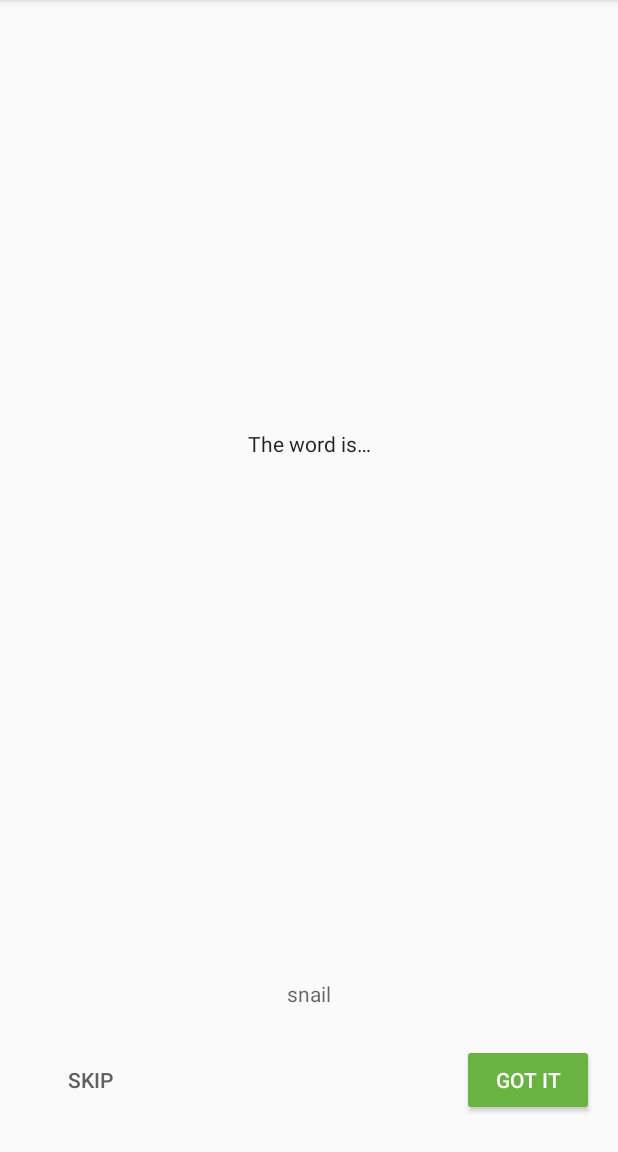
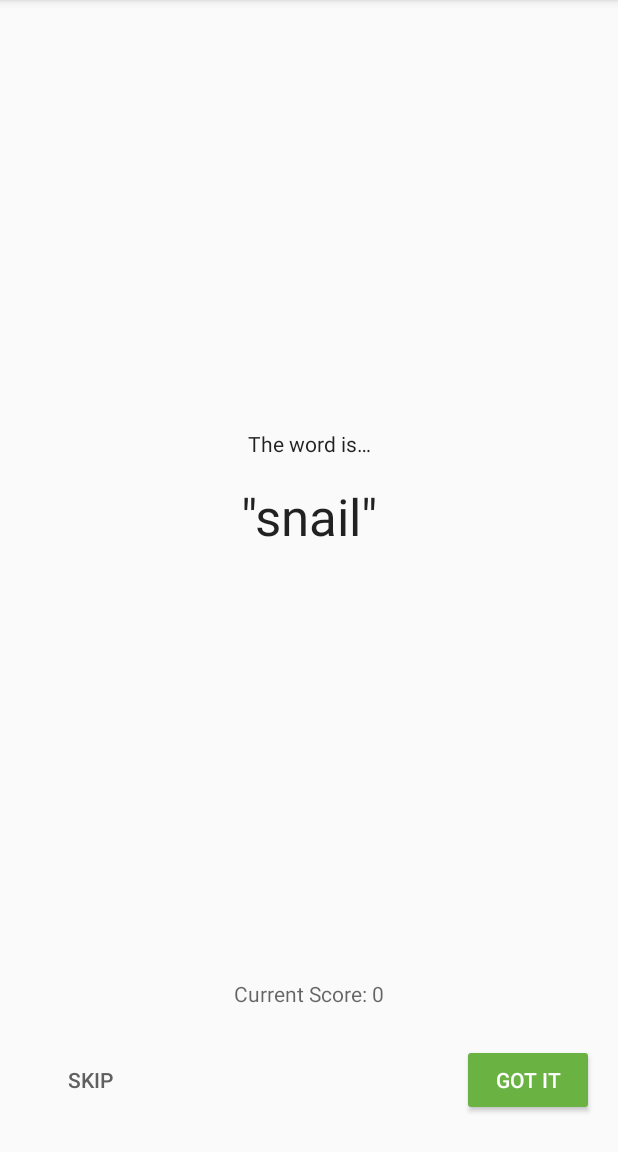
Before and after one commit to tanmaymadaan/GuessIt, an Android app: the GameFragment screen opened through its navigation route, on a phone screen of 412 x 824 dp, the part 84-1236 px from its top. Run offline under Robolectric (Android 15) with nearby library versions, the phone set to English and light mode, and no system bars; our stand-ins replace data binding.

```diff
--- a/app/src/main/java/com/example/android/guesstheword/screens/game/GameFragment.kt
+++ b/app/src/main/java/com/example/android/guesstheword/screens/game/GameFragment.kt
@@ -53,13 +53,7 @@ class GameFragment : Fragment() {
 
         binding.gameViewModel = viewModel
 
-        viewModel.score.observe(viewLifecycleOwner, Observer { newScore ->
-            binding.scoreText.text = newScore.toString()
-        })
-
-        viewModel.word.observe(viewLifecycleOwner, Observer { newWord ->
-            binding.scoreText.text = newWord
-        })
+        binding.setLifecycleOwner(this)
 
         viewModel.eventGameFinish.observe(viewLifecycleOwner, Observer { hasFinished ->
             if (hasFinished) {
--- a/app/src/main/java/com/example/android/guesstheword/screens/score/ScoreFragment.kt
+++ b/app/src/main/java/com/example/android/guesstheword/screens/score/ScoreFragment.kt
@@ -58,9 +58,7 @@ class ScoreFragment : Fragment() {
 
         binding.scoreViewModel = viewModel
 
-        viewModel.score.observe(viewLifecycleOwner, Observer { newScore ->
-            binding.scoreText.text = newScore.toString()
-        })
+        binding.setLifecycleOwner(this)
 
         viewModel.eventPlayAgain.observe(viewLifecycleOwner, Observer { playAgain ->
             if (playAgain) {
--- a/app/src/main/res/layout/game_fragment.xml
+++ b/app/src/main/res/layout/game_fragment.xml
@@ -57,6 +57,7 @@
             android:textColor="@color/black_text_color"
             android:textSize="34sp"
             android:textStyle="normal"
+            android:text="@{@string/quote_format(gameViewModel.word)}"
             app:layout_constraintBottom_toTopOf="@+id/score_text"
             app:layout_constraintEnd_toEndOf="parent"
             app:layout_constraintHorizontal_bias="0.5"
@@ -88,6 +89,7 @@
             android:layout_marginStart="8dp"
             android:layout_marginEnd="8dp"
             android:fontFamily="sans-serif"
+            android:text="@{@string/score_format(gameViewModel.score)}"
             android:textColor="@color/grey_text_color"
             android:textSize="14sp"
             android:textStyle="normal"
--- a/app/src/main/res/layout/score_fragment.xml
+++ b/app/src/main/res/layout/score_fragment.xml
@@ -54,6 +54,7 @@
             android:layout_marginTop="16dp"
             android:layout_marginBottom="8dp"
             android:fontFamily="sans-serif"
+            android:text="@{String.valueOf(scoreViewModel.score)}"
             android:textColor="@color/black_text_color"
             android:textSize="34sp"
             android:textStyle="normal"
```
